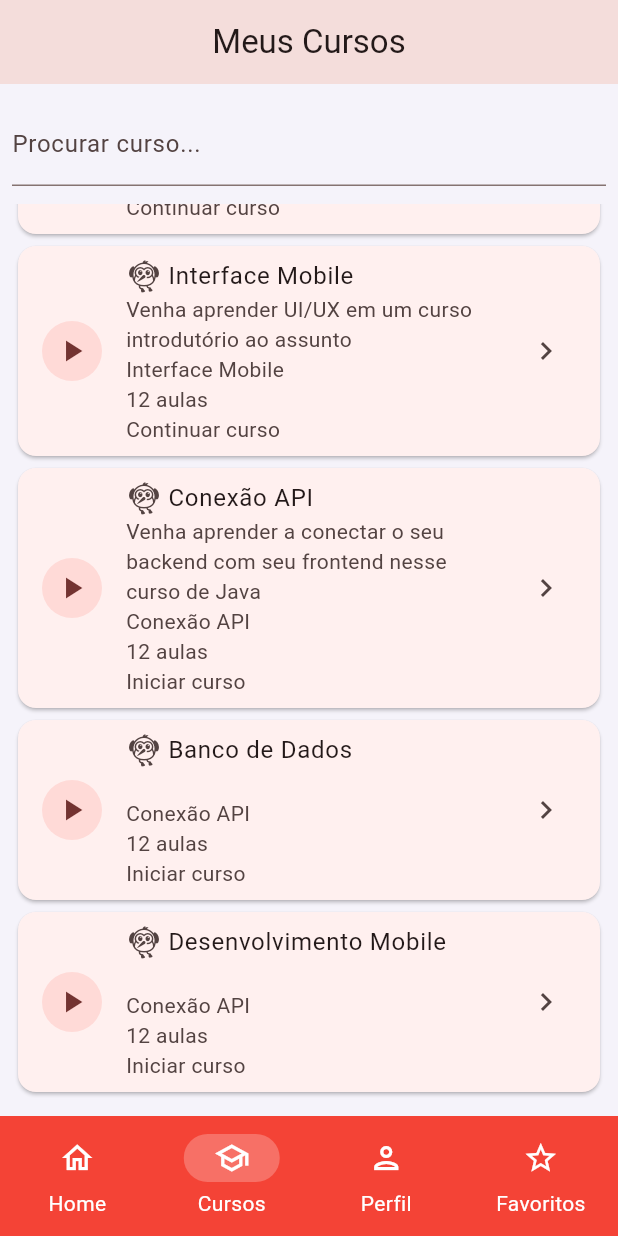
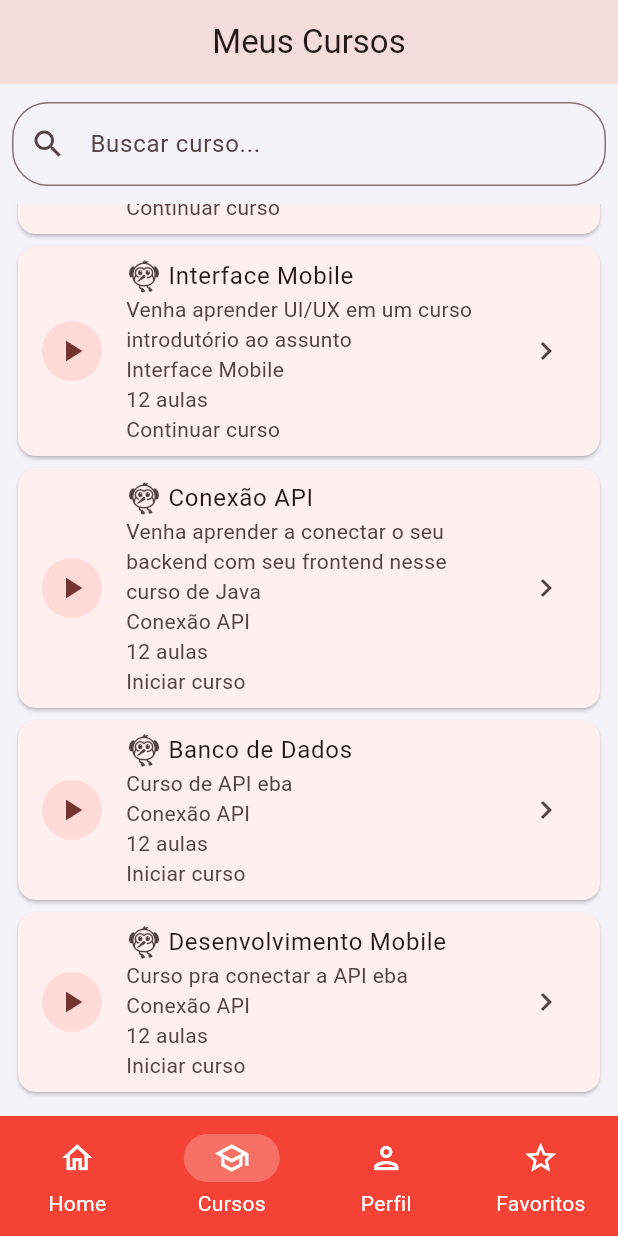
Before and after one commit to h3llsyn/aplicativo_curso, a Flutter app: the screen it shows after launch, item 2 of the bottom bar chosen, scrolled down 272 dp, on a phone screen of 412 x 824 dp. Run offline on Flutter 3.47's test engine with Material 3 defaults, Android fonts, the phone set to English and light mode, and no system bars.

Commit message:
parte 5 da atividade finalizada

```diff
--- a/lib/telas/cursos_tela.dart
+++ b/lib/telas/cursos_tela.dart
@@ -1,6 +1,6 @@
 import 'package:flutter/material.dart';
 
-class CursoPage extends StatefulWidget{
+class CursoPage extends StatefulWidget {
   const CursoPage({super.key});
 
   @override
@@ -8,8 +8,6 @@ class CursoPage extends StatefulWidget{
 }
 
 class _CursoPageState extends State<CursoPage> {
-  @override
-  Widget build(BuildContext context){
   final cursos = [
     'Flutter Básico',
     'Dart Essencial',
@@ -24,9 +22,17 @@ class _CursoPageState extends State<CursoPage> {
     'Curso essencial sobre os fundamentos de lógica de programção em Dart\nDart Essencial\n12 aulas\nContinuar curso',
     'Venha aprender UI/UX em um curso introdutório ao assunto\nInterface Mobile\n12 aulas\nContinuar curso',
     'Venha aprender a conectar o seu backend com seu frontend nesse curso de Java\nConexão API\n12 aulas\nIniciar curso',
-      ' \nConexão API\n12 aulas\nIniciar curso',
-      ' \nConexão API\n12 aulas\nIniciar curso',
+    'Curso de API eba\nConexão API\n12 aulas\nIniciar curso',
+    'Curso pra conectar a API eba\nConexão API\n12 aulas\nIniciar curso',
   ];
+
+  String resultado = '';
+
+  @override
+  Widget build(BuildContext context) {
+    final cursosFiltrados = cursos.where((curso) {
+      return curso.toLowerCase().contains(resultado.toLowerCase());
+    }).toList();
 
     return Padding(
       padding: const EdgeInsets.symmetric(vertical: 12, horizontal: 8),
@@ -34,33 +40,42 @@ class _CursoPageState extends State<CursoPage> {
         children: [
           TextField(
             decoration: InputDecoration(
-              labelText: 'Procurar curso...'
+              hintText: 'Buscar curso...',
+              prefixIcon: Icon(Icons.search),
+              border: OutlineInputBorder(
+                borderRadius: BorderRadius.circular(24),
+                borderSide: const BorderSide(color: Colors.grey, width: 2.0),
               ),
             ),
-          SizedBox(height: 12,),
+            onChanged: (value) {
+              setState(() {
+                resultado = value;
+              });
+            },
+          ),
+          SizedBox(height: 12),
           Expanded(
             child: ListView.builder(
-              itemCount: cursos.length,
-              itemBuilder: (context, indice) => Card(
+              itemCount: cursosFiltrados.length,
+              itemBuilder: (context, indice) {
+                final indiceOriginal = cursos.indexOf(cursosFiltrados[indice]);
+                return Card(
                   child: ListTile(
                     title: Row(
                       children: [
-                      Icon(Icons.flutter_dash),
+                        Icon(Icons.flutter_dash_outlined),
                         SizedBox(width: 4,),
-                      Text(cursos[indice]),
+                        Text(cursosFiltrados[indice]),
                       ],
                     ),
                     leading: CircleAvatar(
                       child: Icon(Icons.play_arrow),
                     ),
-                  subtitle: Text(
-                    descricao[indice]
+                    subtitle: Text(descricao[indiceOriginal]),
+                    trailing: const Icon(Icons.chevron_right),
                   ),
-                  trailing: Icon(
-                    Icons.chevron_right
-                  ),
-                ),
-              ),
+                );
+              },
             ),
           ),
         ],
```
Lines whose indentation alone changed are shown as unchanged.
